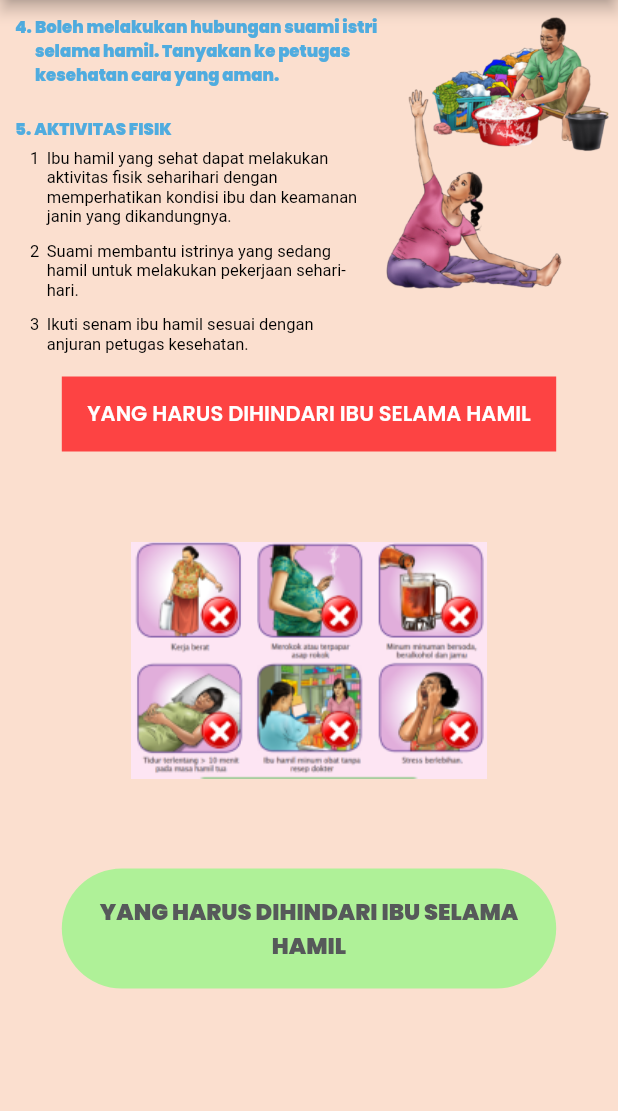
After one commit to Rwhytm/My_ADA-Flutter, a Flutter app: the screen it shows after launch, on a phone screen of 412 x 824 dp, the part 84-1195 px from its top. The commit adds this screen. Run offline on Flutter 3.47's test engine with Material 2 defaults, Android fonts, the phone set to English and light mode, and no system bars; our stand-ins replace google_fonts; missing offline and left inert: dart:ffi.

Commit message:
page ibu hamil 5 done

```diff
--- a/buku_kia/lib/main.dart
+++ b/buku_kia/lib/main.dart
@@ -2,6 +2,7 @@ import 'package:buku_kia/pages/ibu_hamil/ibuhamil1.dart';
 import 'package:buku_kia/pages/ibu_hamil/ibuhamil2.dart';
 import 'package:buku_kia/pages/ibu_hamil/ibuhamil3.dart';
 import 'package:buku_kia/pages/ibu_hamil/ibuhamil4.dart';
+import 'package:buku_kia/pages/ibu_hamil/ibuhamil5.dart';
 import 'package:buku_kia/pages/penjelasan_umum.dart';
 import 'package:buku_kia/pages/splash_screen.dart';
 import 'package:flutter/material.dart';
@@ -15,7 +16,7 @@ class MyApp extends StatelessWidget {
   Widget build(BuildContext context) {
     return MaterialApp(
       debugShowCheckedModeBanner: false,
-      home: IbuHamil4(),
+      home: IbuHamil5(),
     );
   }
 }
--- /dev/null
+++ b/buku_kia/lib/pages/ibu_hamil/ibuhamil5.dart
@@ -0,0 +1,134 @@
+import 'package:buku_kia/themes/color.dart';
+import 'package:buku_kia/themes/font.dart';
+import 'package:buku_kia/widgets/judul_besar.dart';
+import 'package:buku_kia/widgets/list_deskripsi.dart';
+import 'package:buku_kia/widgets/subtitle_biru.dart';
+import 'package:flutter/material.dart';
+import 'package:google_fonts/google_fonts.dart';
+
+class IbuHamil5 extends StatelessWidget {
+  const IbuHamil5({Key? key}) : super(key: key);
+
+  @override
+  Widget build(BuildContext context) {
+    double size = MediaQuery.of(context).size.width;
+    return Scaffold(
+      backgroundColor: orangeMuda,
+      appBar: AppBar(
+        backgroundColor: orangeTua,
+        actions: [
+          Padding(
+            padding: const EdgeInsets.only(right: 10),
+            child: Align(
+              alignment: Alignment.center,
+              child: Text(
+                'Ibu Hamil',
+                style: judulAppBAr,
+              ),
+            ),
+          ),
+        ],
+        centerTitle: false,
+      ),
+      body: SingleChildScrollView(
+        child: Column(
+          crossAxisAlignment: CrossAxisAlignment.start,
+          children: <Widget>[
+            Padding(
+              padding: const EdgeInsets.fromLTRB(5, 10, 5, 10),
+              child: Row(
+                crossAxisAlignment: CrossAxisAlignment.start,
+                children: <Widget>[
+                  Flexible(
+                    child: Column(
+                      crossAxisAlignment: CrossAxisAlignment.start,
+                      children: const <Widget>[
+                        SubTitleBiru(
+                          angka: '4.',
+                          judul:
+                              'Boleh melakukan hubungan suami istri selama hamil. Tanyakan ke petugas kesehatan cara yang aman.',
+                          padding: 5,
+                        ),
+                        SizedBox(
+                          height: 20,
+                        ),
+                        SubTitleBiru(
+                          angka: '5.',
+                          judul: 'AKTIVITAS FISIK',
+                          padding: 5,
+                        ),
+                        ListDeskripsiWidget(
+                          nomor: '1',
+                          deskripsi:
+                              "Ibu hamil yang sehat dapat melakukan aktivitas fisik seharihari dengan memperhatikan kondisi ibu dan keamanan janin yang dikandungnya.",
+                          padding: 15,
+                        ),
+                        ListDeskripsiWidget(
+                          nomor: '2',
+                          deskripsi:
+                              "Suami membantu istrinya yang sedang hamil untuk melakukan pekerjaan sehari-hari.",
+                          padding: 15,
+                        ),
+                        ListDeskripsiWidget(
+                          nomor: '3',
+                          deskripsi:
+                              "Ikuti senam ibu hamil sesuai dengan anjuran petugas kesehatan.",
+                          padding: 15,
+                        ),
+                      ],
+                    ),
+                  ),
+                  Image.asset(
+                    'assets/images/mencuci.png',
+                    width: 150,
+                  ),
+                ],
+              ),
+            ),
+            Center(
+              child: Container(
+                color: merahBox,
+                width: size * 0.8,
+                height: 50,
+                child: Center(
+                    child: Text(
+                  'YANG HARUS DIHINDARI IBU SELAMA HAMIL',
+                  style: GoogleFonts.poppins(
+                    color: putih,
+                    fontWeight: FontWeight.w600,
+                  ),
+                )),
+              ),
+            ),
+            Padding(
+              padding: EdgeInsets.all(5),
+              child: Center(
+                child: Image.asset(
+                  'assets/images/larangan.png',
+                  width: 500,
+                ),
+              ),
+            ),
+            Center(
+              child: Container(
+                width: size * 0.8,
+                height: 80,
+                decoration: BoxDecoration(
+                  borderRadius: BorderRadius.circular(50),
+                  color: hijauMuda,
+                ),
+                child: Center(
+                  child: Text(
+                    'YANG HARUS DIHINDARI IBU SELAMA HAMIL',
+                    style: judulHitamPudarTextStyle,
+                    textAlign: TextAlign.center,
+                  ),
+                ),
+              ),
+            ),
+          ],
+        ),
+      ),
+    );
+  }
+}
```
Also changed, not shown: buku_kia/assets/images/larangan.png (added), buku_kia/assets/images/mencuci.png (added).
